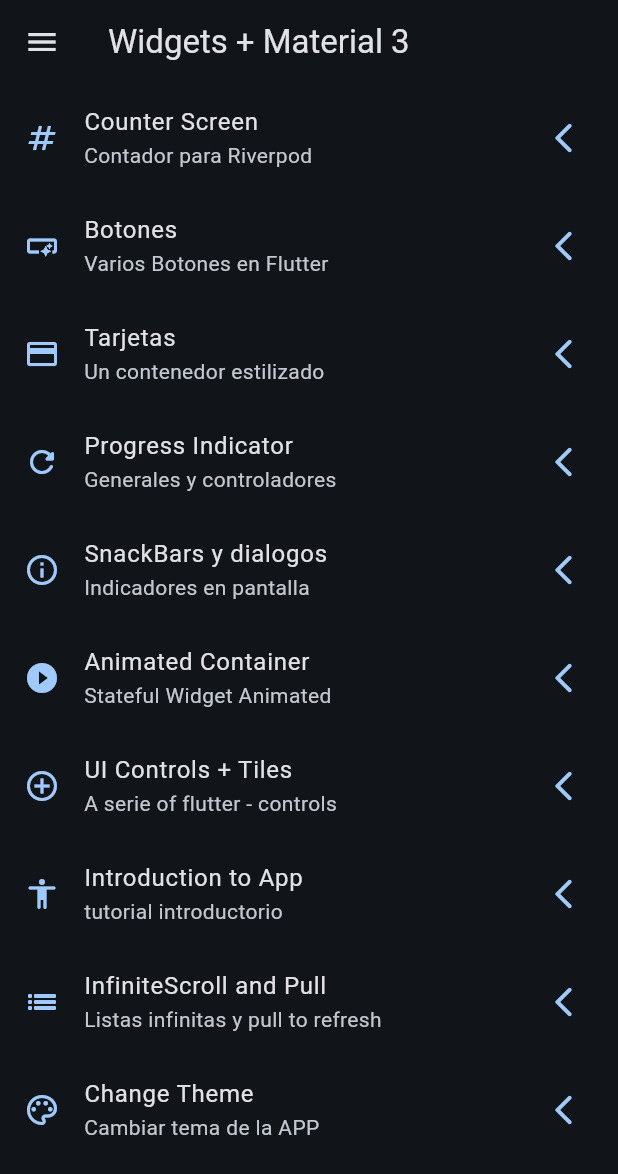
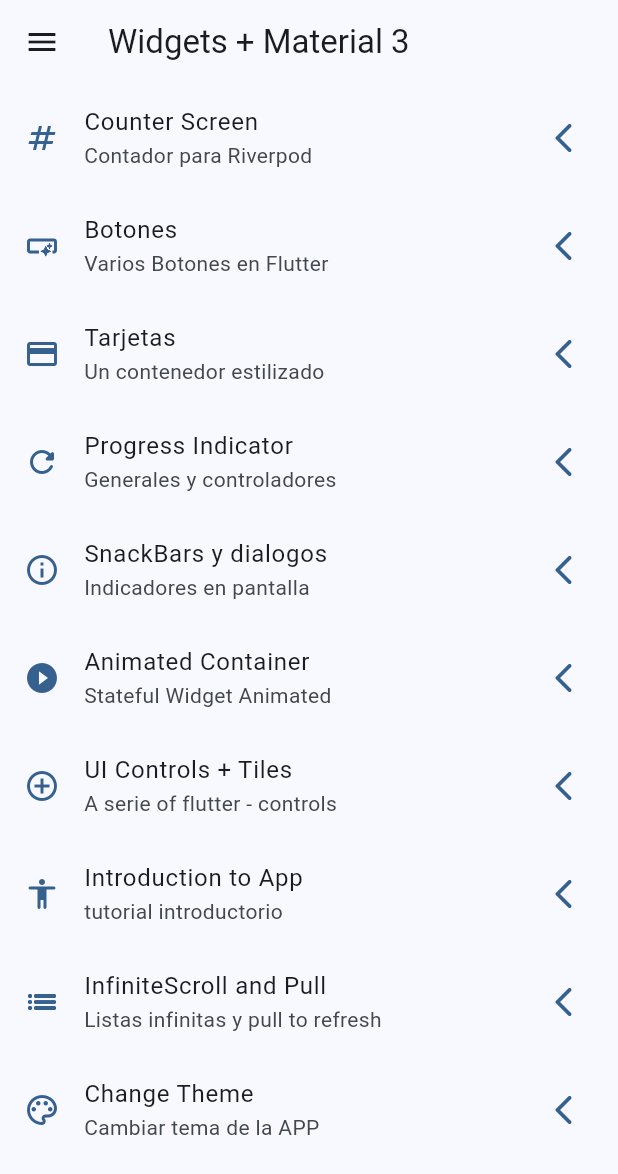
Before and after one commit to Juancarlos56/Dark-Flutter-Course-dev-telles, a Flutter app: the screen it shows after launch, on a phone screen of 412 x 824 dp. Shown: the top 1174 px of the screen. Run offline on Flutter 3.47's test engine with Material 3 defaults, Android fonts, the phone set to English and light mode, and no system bars; our stand-ins replace animate_do, dio, flutter_riverpod, go_router, video_player.

Commit message:
state notifier implement with riverpod

```diff
--- a/widgets_app/lib/config/theme/app_theme.dart
+++ b/widgets_app/lib/config/theme/app_theme.dart
@@ -24,4 +24,8 @@
       brightness: isDarkMode ? Brightness.dark : Brightness.light,
       colorSchemeSeed: colorList[selectedColor],
       appBarTheme: const AppBarTheme(centerTitle: false));
+
+  AppTheme copyWith({int? selectedColor, bool? isDarkMode}) => AppTheme(
+      selectedColor: selectedColor ?? this.selectedColor,
+      isDarkMode: isDarkMode ?? this.isDarkMode);
 }
--- a/widgets_app/lib/main.dart
+++ b/widgets_app/lib/main.dart
@@ -15,15 +15,14 @@
 
   @override
   Widget build(BuildContext context, ref) {
-    final bool isDarkMode = ref.watch(isDarkmodeProvider);
-    final int selectedColor = ref.watch(selectedColorProvider);
-
+    // final bool isDarkMode = ref.watch(isDarkmodeProvider);
+    // final int selectedColor = ref.watch(selectedColorProvider);
+    final appTheme = ref.watch(themeNotifierProvider);
     return MaterialApp.router(
       title: 'Flutter Widgets',
       routerConfig: appRouter,
       debugShowCheckedModeBanner: false,
-      theme: AppTheme(selectedColor: selectedColor, isDarkMode: isDarkMode)
-          .getTheme(),
+      theme: appTheme.getTheme(),
 
       //home: const HomeScreen(),
       // routes: {
--- a/widgets_app/lib/presentation/providers/theme_provider.dart
+++ b/widgets_app/lib/presentation/providers/theme_provider.dart
@@ -1,11 +1,30 @@
 import 'package:flutter_riverpod/flutter_riverpod.dart';
 import 'package:widgets_app/config/theme/app_theme.dart';
 
-//Provideor de estado, informacion del estado de la app
+//Provideor de estado, informacion del estado de la app - state estar pendiente del estado
 final isDarkmodeProvider = StateProvider((ref) => true);
 
-//inmutable - estado de colores
+//inmutable - estado de colores -- valores que nunca cambian
 final colorListProvider = Provider((ref) => colorList);
 
-//un simple int
+//un simple int -- pieza de estado
 final selectedColorProvider = StateProvider((ref) => 0);
+
+//Un objeto de tipo AppTheme (custom)
+// mantener un estado del objeto es mas elaborado
+final themeNotifierProvider =
+    StateNotifierProvider<ThemeNotifier, AppTheme>((ref) => ThemeNotifier());
+
+//Notifier or Controller
+class ThemeNotifier extends StateNotifier<AppTheme> {
+  //STATE = Nueva instancia de mi clase
+  ThemeNotifier() : super(AppTheme());
+
+  void toggleDarkMode() {
+    state = state.copyWith(isDarkMode: !state.isDarkMode);
+  }
+
+  void changeColorIndex(int colorIndex) {
+    state = state.copyWith(selectedColor: colorIndex);
+  }
+}
```
Also changed, not shown: widgets_app/lib/presentation/screens/theme_changer/theme_changer_screen.dart (+7 -4 lines).
